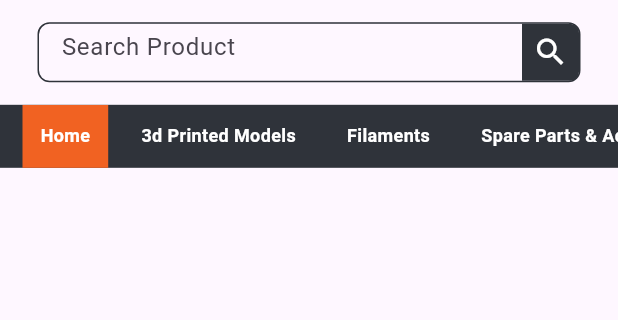
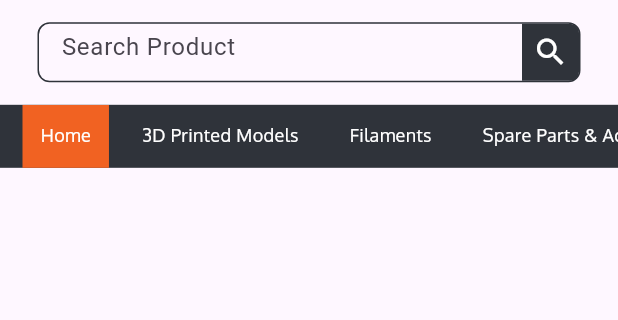
Before and after one commit to AiSense07/website, a Flutter app: the CommonAppbar widget shown alone on an empty page, opened directly, on a phone screen of 412 x 824 dp, the part 143-463 px from its top. Run offline on Flutter 3.47's test engine with Material 2 defaults, Android fonts, the phone set to English and light mode, and no system bars; our stand-ins replace beamer, cached_network_image, carousel_slider, fluttertoast, google_fonts, shimmer and 1 more; missing offline and left inert: number_paginator; network calls fail; Roboto replaces fonts that are missing (Oxygen).

Commit message:
first commit

```diff
--- a/lib/presentation/widgets/appbar.dart
+++ b/lib/presentation/widgets/appbar.dart
@@ -91,7 +91,7 @@ class _CommonAppbarState extends State<CommonAppbar> {
             scrollDirection: Axis.horizontal,
             children: [
               textButton(page: "/", text: "Home"),
-              textButton(page: Routes.parts, text: "3d Printed Models"),
+              textButton(page: Routes.parts, text: "3D Printed Models"),
               textButton(page: Routes.filament, text: "Filaments"),
               textButton(page: Routes.spare, text: "Spare Parts & Accessories"),
               textButton(page: Routes.design, text: "Design"),
@@ -128,9 +128,10 @@ class _CommonAppbarState extends State<CommonAppbar> {
         padding: const EdgeInsets.all(12),
         child: Text(
           text,
-          style: GoogleFonts.oxygen(
+          style: const TextStyle(
+            fontFamily: "oxy",
             fontSize: 12,
-            fontWeight: FontWeight.w600,
+            fontWeight: FontWeight.w500,
             color: Colors.white,
           ),
         ),
--- a/lib/presentation/widgets/custom_widgets.dart
+++ b/lib/presentation/widgets/custom_widgets.dart
@@ -6,6 +6,10 @@ double sizes(Size size, double size1, double size2) {
 
 double contentSize(Size size, double size1, double size2) {
   return size.width > 1300 ? size1 : size2;
+}
+
+double size500(Size size, double size1, double size2) {
+  return size.width > 500 ? size1 : size2;
 }
 
 double productCarouselSize(Size size) {
--- a/lib/utils/helper.dart
+++ b/lib/utils/helper.dart
@@ -96,6 +96,21 @@ List<String> images = [
   "https://c-3d.niceshops.com/upload/image/product/large/default/6817_ffa0f748.512x512.jpg",
   "https://c-3d.niceshops.com/upload/image/product/large/default/6892_220548d6.512x512.jpg"
 ];
+List<String> product = [
+  "https://c-3d.niceshops.com/upload/image/product/large/default/23783_.256x256.jpg",
+  "https://c-3d.niceshops.com/upload/image/product/large/default/30155_a9ec5c37.256x256.webp",
+  "https://c-3d.niceshops.com/upload/image/product/large/default/4641_bfd3f562.256x256.jpg",
+  "https://c-3d.niceshops.com/upload/image/banner_element/original/default/27499_3943cd44.363x0.jpg",
+  "https://c-3d.niceshops.com/upload/image/product/large/default/23996_d99798e7.256x256.jpg",
+  "https://c-3d.niceshops.com/upload/image/banner_element/original/default/22810_b0d71d74.363x0.jpg",
+  "https://c-3d.niceshops.com/upload/image/product/large/default/17465_f939d6e4.256x256.jpg",
+  "https://c-3d.niceshops.com/upload/image/product/large/default/8028_e388a5c2.256x256.jpg",
+  "https://danhaive.com/assets/img/05_shoe3.png",
+  "https://prototypeinfo.com/wp-content/uploads/sites/75/2021/07/5-3d-printed-products-qualities-of-3D-printing.jpg",
+  "https://3dprintingindustry.com/wp-content/uploads/2014/11/SUPER3DM_Designed-Products.jpg",
+  "https://images.squarespace-cdn.com/content/v1/54d135aae4b0553df777d404/143205"
+      "2394765-PL9655XZNX0S59LUM1KS/iphone-3d-printed-heels-3.jpg?format=1000w",
+];
 List<String> color = [
   "https://c-3d.niceshops.com/upload/image/product/original/default/19880_5d4ec8b0.128x128.jpg",
   "https://c-3d.niceshops.com/upload/image/product/original/default/19863_61946e10.128x128.jpg",
```
Also changed, not shown: lib/presentation/screen/custom_widgets/home_gridview.dart (+7 -5 lines), lib/presentation/widgets/product_container.dart (+21 -20 lines).
